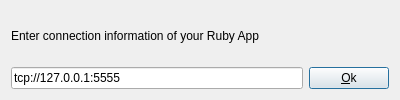
The window that rbkit-lib/askhost.ui (codemancers/rbkit-client) describes before a commit, drawn with Qt 5.
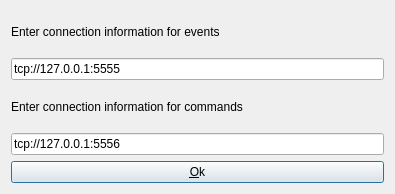
The same window after the commit.

Commit message: [#issue-29] accept events and comamnds sockets information from ui

Patch:
```diff
--- a/rbkit-lib/askhost.ui
+++ b/rbkit-lib/askhost.ui
@@ -9,8 +9,8 @@
    <rect>
     <x>0</x>
     <y>0</y>
-    <width>400</width>
-    <height>100</height>
+    <width>395</width>
+    <height>194</height>
    </rect>
   </property>
   <property name="minimumSize">
@@ -28,7 +28,7 @@
      <item>
       <widget class="QLabel" name="hostInfo">
        <property name="text">
-        <string>Enter connection information of your Ruby App</string>
+        <string>Enter connection information for events</string>
        </property>
       </widget>
      </item>
@@ -41,10 +41,21 @@
          </property>
         </widget>
        </item>
+      </layout>
+     </item>
+     <item>
+      <widget class="QLabel" name="label">
+       <property name="text">
+        <string>Enter connection information for commands</string>
+       </property>
+      </widget>
+     </item>
+     <item>
+      <layout class="QHBoxLayout" name="horizontalLayout_3">
        <item>
-        <widget class="QPushButton" name="hostSelectedButton">
+        <widget class="QLineEdit" name="commandsSocket">
          <property name="text">
-          <string>&amp;Ok</string>
+          <string>tcp://127.0.0.1:5556</string>
          </property>
         </widget>
        </item>
@@ -52,6 +63,13 @@
      </item>
     </layout>
    </item>
+   <item>
+    <widget class="QPushButton" name="hostSelectedButton">
+     <property name="text">
+      <string>&amp;Ok</string>
+     </property>
+    </widget>
+   </item>
   </layout>
  </widget>
  <resources/>
```
Left out of the diff: 2 changed lines with no effect on the pictures. The commit also changes 6 other files.
